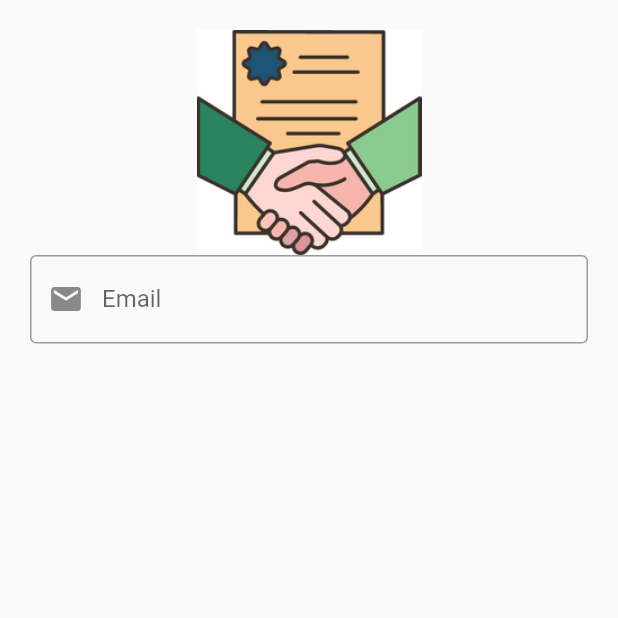
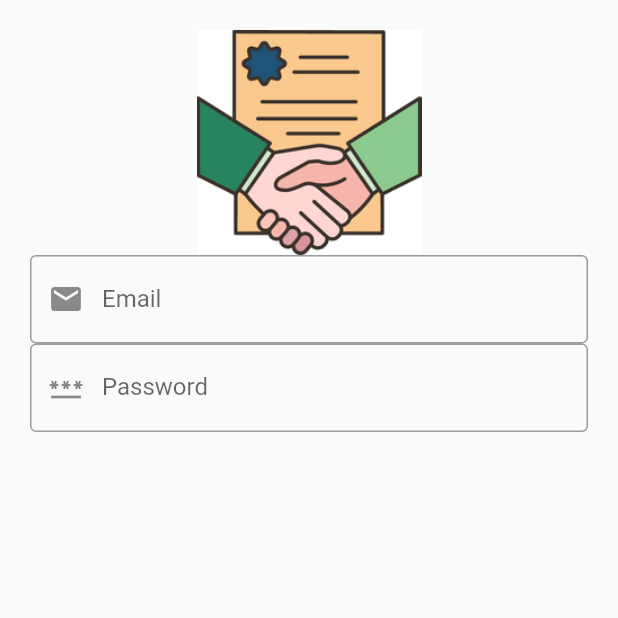
Before and after one commit to DeepeshKalura/pdf_listner, a Flutter app: the screen it shows after launch, on a phone screen of 412 x 824 dp, the top half of it. Run offline on Flutter 3.47's test engine with Material 2 defaults, Android fonts, the phone set to English and light mode, and no system bars.

Commit message:
commit 2

```diff
--- a/lib/screens/authentication_screen.dart
+++ b/lib/screens/authentication_screen.dart
@@ -19,7 +19,12 @@ class AuthenticationScreen extends StatelessWidget {
             controller: TextEditingController(),
             hintText: "Enter Your Email",
             labelText: "Email",
-            prefixIconData: Icons.email)
+            prefixIconData: Icons.email),
+        CustomTextField(
+            controller: TextEditingController(),
+            hintText: "Enter Your Password",
+            labelText: "Password",
+            prefixIconData: Icons.password)
       ]),
     ));
   }
```
